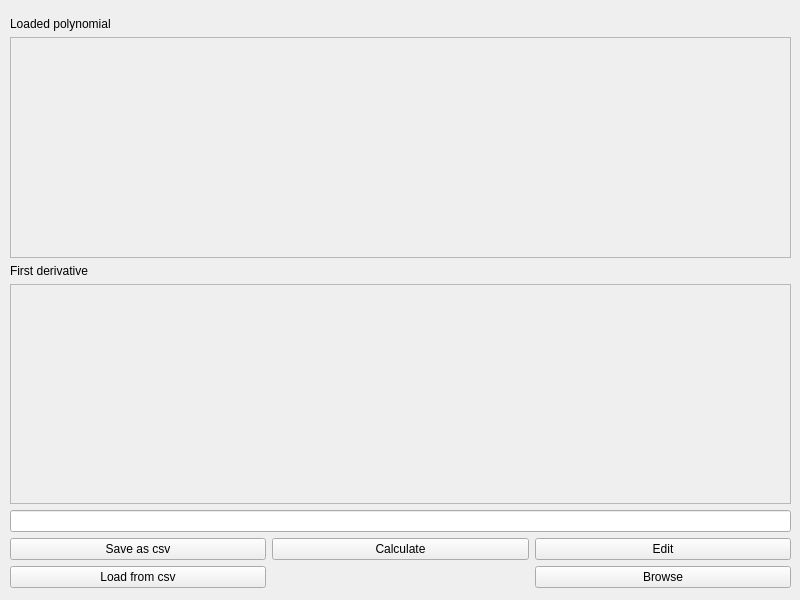
This is polynomial-solver/MainWindow.ui in aczarnas/polynomial-solver as Qt 5 draws it before an edit. The edited form follows.
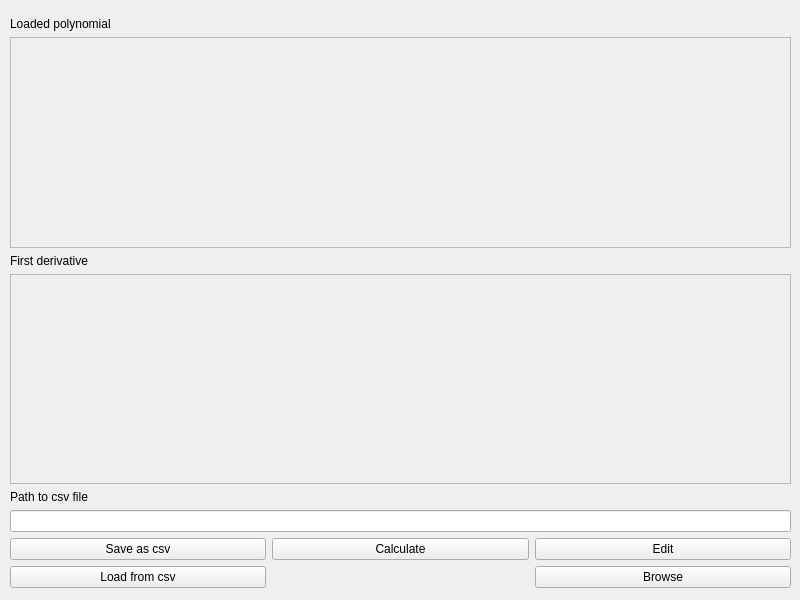
This is the edited form.

Commit message: added label to file path text box

```diff
--- a/polynomial-solver/MainWindow.ui
+++ b/polynomial-solver/MainWindow.ui
@@ -64,6 +64,13 @@
        </property>
       </widget>
      </item>
+     <item>
+      <widget class="QLabel" name="filePathTextBoxLabel">
+       <property name="text">
+        <string>Path to csv file</string>
+       </property>
+      </widget>
+     </item>
      <item>
       <layout class="QGridLayout" name="gridLayout">
        <item row="2" column="0">
```
